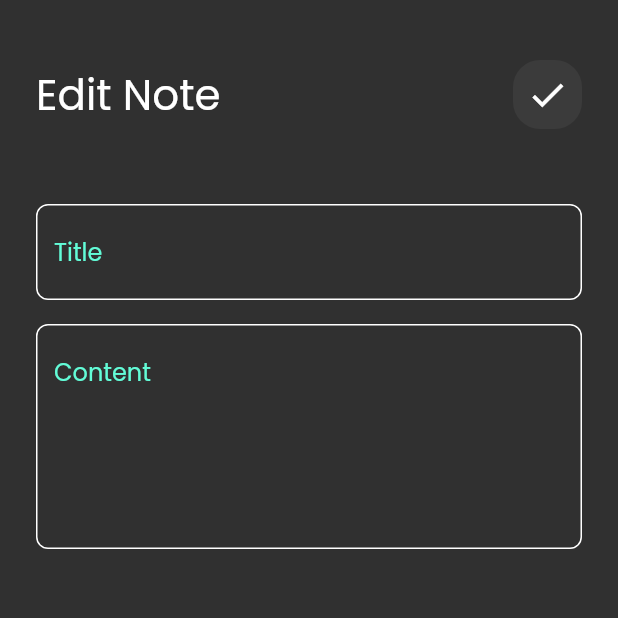
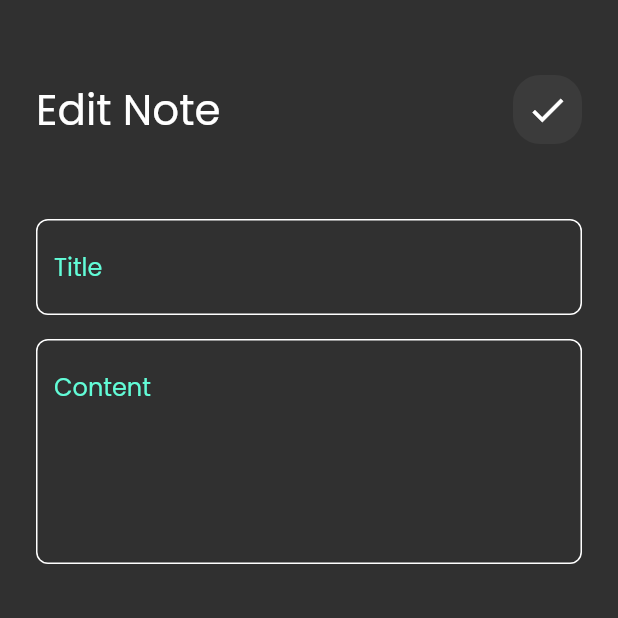
Before and after one commit to OmarS742/notes_app1, a Flutter app: the screen it shows after launch, after a tap on "Flutter Tips", on a phone screen of 412 x 824 dp, the top half of it. Run offline on Flutter 3.47's test engine with Material 2 defaults, Android fonts, the phone set to English and light mode, and no system bars; our stand-ins replace font_awesome_flutter.

```diff
--- a/lib/views/widgets/edit_view_body.dart
+++ b/lib/views/widgets/edit_view_body.dart
@@ -16,7 +16,7 @@ class EditNoteViewBody extends StatelessWidget {
       child: Column(
         children: [
           SizedBox(
-            height: 40,
+            height: 50,
           ),
           CustomAppBar(
             icon: Icons.check,
--- a/lib/views/widgets/notes_view_body.dart
+++ b/lib/views/widgets/notes_view_body.dart
@@ -14,7 +14,7 @@ class NotesViewBody extends StatelessWidget {
       child: Column(
         children: const [
           SizedBox(
-            height: 40,
+            height: 50,
           ),
           CustomAppBar(
             title: 'Notes',
```
Also changed, not shown: lib/models/note_model.dart (added, +13 -0 lines).
